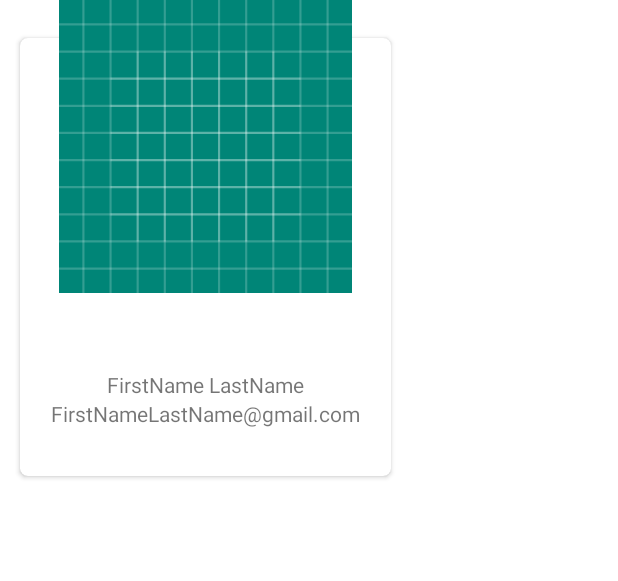
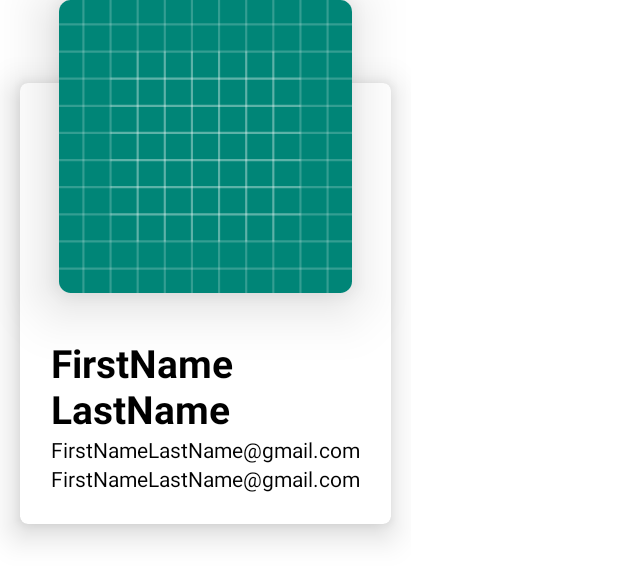
Before and after one commit to NIT-Meghalaya/Cognitia-2019-App, an Android app: the layout item_team_member.xml on its own in the app's theme, with its tools: preview values and no code run, on a phone screen of 412 x 824 dp. Shown: the top 581 px of the screen. Run offline under Robolectric (Android 15) with nearby library versions, the light colour scheme and no system bars.

Commit message:
Updated TeamMember view holder layout

```diff
--- a/app/build.gradle
+++ b/app/build.gradle
@@ -86,4 +86,6 @@ dependencies {
 
     //Firestore KTX
     implementation 'com.google.firebase:firebase-firestore-ktx:21.1.1'
+
+    implementation 'com.yinglan.shadowimageview:shadowimageview:1.0.4'
 }
--- a/app/src/main/java/nitmeghalaya/cognitia2019/screens/teammembers/TeamMemberViewHolder.kt
+++ b/app/src/main/java/nitmeghalaya/cognitia2019/screens/teammembers/TeamMemberViewHolder.kt
@@ -18,8 +18,9 @@ class TeamMemberViewHolder(itemView: View):BaseViewHolder<TeamMember>(itemView)
             imageView.load(item.image) {
                 transformations(RoundedCornersTransformation(dipToPixels(context,4)))
             }
-            nametV.text = """${item.name} (${item.email})"""
-            emailTV.text = item.team
+            nameTV.text = item.name
+            postTV.text = item.team
+            emailTV.text = item.email
         }
     }
 
--- a/app/src/main/res/layout/item_team_member.xml
+++ b/app/src/main/res/layout/item_team_member.xml
@@ -11,55 +11,79 @@
         android:id="@+id/cardView"
         android:layout_width="@dimen/_190sdp"
         android:layout_height="wrap_content"
+        android:layout_marginStart="@dimen/_10sdp"
+        android:layout_marginEnd="@dimen/_10sdp"
+        android:layout_marginBottom="@dimen/_10sdp"
         android:foreground="?android:attr/selectableItemBackground"
+        android:translationY="-140dp"
         app:cardCornerRadius="@dimen/_4sdp"
-        android:translationY="-170dp"
-        app:layout_constraintTop_toBottomOf="@id/imageView"
+        app:cardElevation="@dimen/_10sdp"
         app:layout_constraintBottom_toBottomOf="parent"
         app:layout_constraintEnd_toEndOf="parent"
-        android:layout_marginEnd="@dimen/_10sdp"
-        android:layout_marginStart="@dimen/_10sdp"
-        android:layout_marginBottom="@dimen/_10sdp"
-        app:layout_constraintStart_toStartOf="parent">
-
+        app:layout_constraintStart_toStartOf="parent"
+        app:layout_constraintTop_toBottomOf="@id/imageViewCard"
+        app:layout_constraintVertical_bias="0.49">
 
         <androidx.constraintlayout.widget.ConstraintLayout
             android:layout_width="match_parent"
-            android:layout_height="wrap_content">
-
+            android:layout_height="match_parent"
+            android:paddingStart="@dimen/_16sdp"
+            android:layout_marginBottom="@dimen/_16sdp">
 
             <TextView
-                android:id="@+id/nametV"
-                android:layout_marginTop="@dimen/_170sdp"
+                android:id="@+id/nameTV"
                 android:layout_width="wrap_content"
                 android:layout_height="wrap_content"
-                app:layout_constraintEnd_toEndOf="parent"
+                android:textColor="@color/black"
+                android:textSize="@dimen/_20sdp"
+                android:textStyle="bold"
+                android:layout_marginTop="@dimen/_100sdp"
                 app:layout_constraintStart_toStartOf="parent"
                 app:layout_constraintTop_toTopOf="parent"
+                app:layout_constraintBottom_toBottomOf="parent"
                 tools:text="FirstName LastName" />
+
+            <TextView
+                android:id="@+id/postTV"
+                android:layout_width="wrap_content"
+                android:layout_height="wrap_content"
+                android:textColor="@color/black"
+                app:layout_constraintBottom_toTopOf="@id/emailTV"
+                app:layout_constraintStart_toStartOf="parent"
+                app:layout_constraintTop_toBottomOf="@id/nameTV"
+                tools:text="FirstNameLastName@gmail.com" />
 
             <TextView
                 android:id="@+id/emailTV"
                 android:layout_width="wrap_content"
                 android:layout_height="wrap_content"
-                android:layout_marginBottom="32dp"
+                android:textColor="@color/black"
                 app:layout_constraintBottom_toBottomOf="parent"
-                app:layout_constraintEnd_toEndOf="parent"
                 app:layout_constraintStart_toStartOf="parent"
-                app:layout_constraintTop_toBottomOf="@id/nametV"
+                app:layout_constraintTop_toBottomOf="@id/postTV"
                 tools:text="FirstNameLastName@gmail.com" />
+
         </androidx.constraintlayout.widget.ConstraintLayout>
     </androidx.cardview.widget.CardView>
 
-    <ImageView
-        android:translationZ="@dimen/_100sdp"
-        android:id="@+id/imageView"
-        android:layout_width="@dimen/_150sdp"
-        android:layout_height="@dimen/_150sdp"
-        android:scaleType="fitXY"
+    <androidx.cardview.widget.CardView
+        android:layout_width="wrap_content"
+        android:layout_height="wrap_content"
+        android:id="@+id/imageViewCard"
+        android:translationZ="@dimen/_10sdp"
+        app:cardCornerRadius="@dimen/_6sdp"
+        app:cardElevation="@dimen/_8sdp"
         app:layout_constraintEnd_toEndOf="parent"
         app:layout_constraintStart_toStartOf="parent"
-        app:layout_constraintTop_toTopOf="parent"
-        app:srcCompat="@drawable/ic_launcher_background" />
+        app:layout_constraintTop_toTopOf="parent">
+
+        <ImageView
+            android:translationZ="@dimen/_100sdp"
+            android:id="@+id/imageView"
+            android:layout_width="@dimen/_150sdp"
+            android:layout_height="@dimen/_150sdp"
+            android:scaleType="centerCrop"
+            app:srcCompat="@drawable/ic_launcher_background" />
+    </androidx.cardview.widget.CardView>
 
 </androidx.constraintlayout.widget.ConstraintLayout>
--- a/app/src/main/res/values/colors.xml
+++ b/app/src/main/res/values/colors.xml
@@ -11,4 +11,5 @@
     <color name="transparent">#00000000</color>
 
     <color name="buttonBackground">#C8E6C9</color>
+    <color name="imageShadowColor">#7080A0</color>
 </resources>
```
Also changed, not shown: app/src/main/res/drawable/shadow_image.jpg (added).
